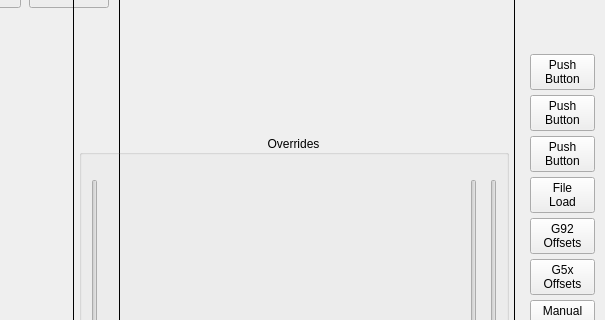
jethornton/mill_touch_v6, file mill_touch_v6/ui/mainwindow.ui: the form before one commit; both pictures show x 675 to 1280 and y 332 to 652 of the 1280 by 768 pixel window.
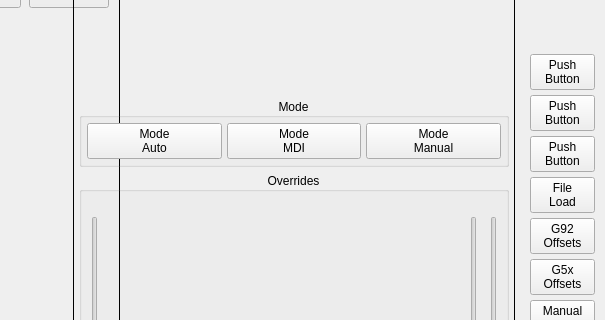
The form after the commit. Custom widgets are drawn as their Qt base class.

Commit message: add mode buttons

The edit to the form file:
```diff
--- a/mill_touch_v6/ui/mainwindow.ui
+++ b/mill_touch_v6/ui/mainwindow.ui
@@ -4229,6 +4229,63 @@
              </property>
             </spacer>
            </item>
+           <item>
+            <widget class="QGroupBox" name="gridGroupBox">
+             <property name="title">
+              <string>Mode</string>
+             </property>
+             <property name="alignment">
+              <set>Qt::AlignCenter</set>
+             </property>
+             <layout class="QGridLayout" name="gridLayout_22">
+              <property name="spacing">
+               <number>5</number>
+              </property>
+              <item row="0" column="0">
+               <widget class="ActionButton" name="actionbutton_26">
+                <property name="text">
+                 <string>Mode
+Auto</string>
+                </property>
+                <property name="rules" stdset="0">
+                 <string>[{&quot;channels&quot;: [{&quot;url&quot;: &quot;status:task_mode&quot;, &quot;trigger&quot;: true}], &quot;property&quot;: &quot;Style Sheet&quot;, &quot;expression&quot;: &quot;'border-color: #00EE00' if ch[0] == 2 else ''&quot;, &quot;name&quot;: &quot;Mode&quot;}]</string>
+                </property>
+                <property name="actionName" stdset="0">
+                 <string>machine.mode.auto</string>
+                </property>
+               </widget>
+              </item>
+              <item row="0" column="2">
+               <widget class="ActionButton" name="actionbutton_25">
+                <property name="text">
+                 <string>Mode
+Manual</string>
+                </property>
+                <property name="rules" stdset="0">
+                 <string>[{&quot;channels&quot;: [{&quot;url&quot;: &quot;status:task_mode&quot;, &quot;trigger&quot;: true}], &quot;property&quot;: &quot;Style Sheet&quot;, &quot;expression&quot;: &quot;'border-color: #00EE00' if ch[0] == 1 else ''&quot;, &quot;name&quot;: &quot;Mode&quot;}]</string>
+                </property>
+                <property name="actionName" stdset="0">
+                 <string>machine.mode.manual</string>
+                </property>
+               </widget>
+              </item>
+              <item row="0" column="1">
+               <widget class="ActionButton" name="actionbutton_27">
+                <property name="text">
+                 <string>Mode
+MDI</string>
+                </property>
+                <property name="rules" stdset="0">
+                 <string>[{&quot;channels&quot;: [{&quot;url&quot;: &quot;status:task_mode&quot;, &quot;trigger&quot;: true}], &quot;property&quot;: &quot;Style Sheet&quot;, &quot;expression&quot;: &quot;'border-color: #00EE00' if ch[0] == 3 else ''&quot;, &quot;name&quot;: &quot;Mode&quot;}]</string>
+                </property>
+                <property name="actionName" stdset="0">
+                 <string>machine.mode.mdi</string>
+                </property>
+               </widget>
+              </item>
+             </layout>
+            </widget>
+           </item>
            <item>
             <widget class="QGroupBox" name="gridGroupBox">
              <property name="title">
```
